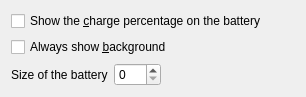
Before: the Qt Designer form plasma/applets/battery/batteryConfig.ui in mgottschlag/kwin-tiling, drawn with Qt 5.
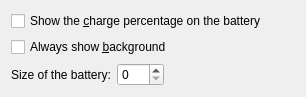
After: the same form once the commit is applied.

Commit message: i18n style guide fix

Diff of the .ui file:
```diff
--- a/plasma/applets/battery/batteryConfig.ui
+++ b/plasma/applets/battery/batteryConfig.ui
@@ -41,7 +41,7 @@
      <item>
       <widget class="QLabel" name="labelSize" >
        <property name="text" >
-        <string>Size of the battery</string>
+        <string>Size of the battery:</string>
        </property>
       </widget>
      </item>
```
